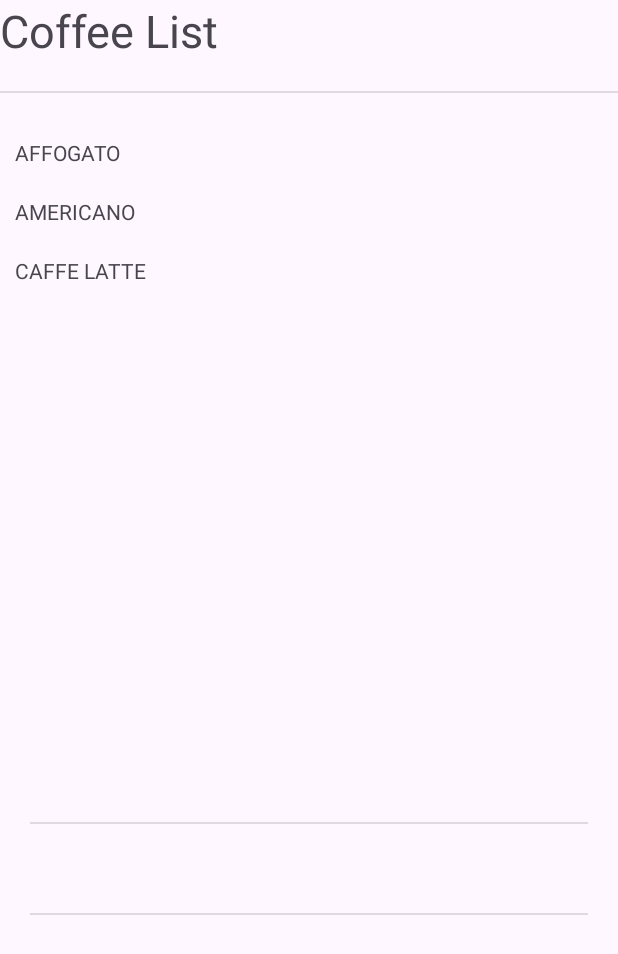
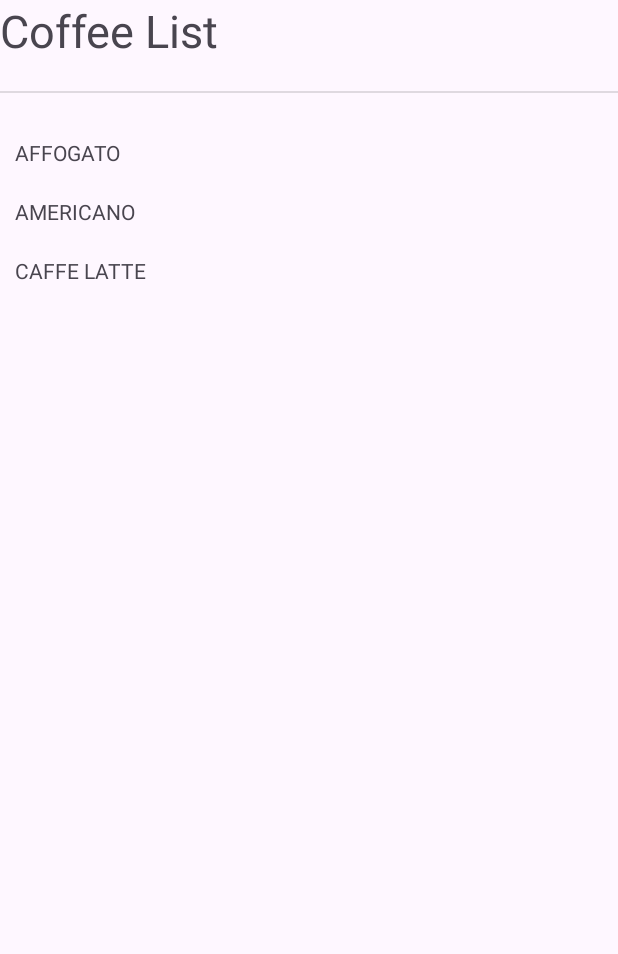
Before and after one commit to DikaraBintang/LAB_WEEK_03, an Android app: the screen it shows after launch (MainActivity), on a phone screen of 412 x 824 dp. Shown: the top 954 px of the screen. Run offline under Robolectric (Android 15) with nearby library versions, the phone set to English and light mode, and no system bars.

Commit message:
Commit No. 3 – use dynamic fragment

```diff
--- a/app/build.gradle.kts
+++ b/app/build.gradle.kts
@@ -45,4 +45,8 @@ dependencies {
     testImplementation(libs.junit)
     androidTestImplementation(libs.androidx.junit)
     androidTestImplementation(libs.androidx.espresso.core)
+    implementation("androidx.navigation:navigation-fragment-ktx:2.8.2")
+    implementation("androidx.navigation:navigation-ui-ktx:2.8.2")
+
+
 }
--- a/app/src/main/java/com/example/lab_week_03/ListFragment.kt
+++ b/app/src/main/java/com/example/lab_week_03/ListFragment.kt
@@ -20,7 +20,7 @@ private const val ARG_PARAM2 = "param2"
 class ListFragment : Fragment(), View.OnClickListener{
     private var param1: String? = null
     private var param2: String? = null
-    private lateinit var coffeeListener: CoffeeListener;
+    private lateinit var coffeeListener: CoffeeListener
     override fun onAttach(context: Context) {
         super.onAttach(context)
         if(context is CoffeeListener){
--- a/app/src/main/java/com/example/lab_week_03/MainActivity.kt
+++ b/app/src/main/java/com/example/lab_week_03/MainActivity.kt
@@ -2,33 +2,51 @@
 package com.example.lab_week_03
 
 import android.os.Bundle
-import android.util.Log
+
 import androidx.activity.enableEdgeToEdge
 import androidx.appcompat.app.AppCompatActivity
 import androidx.core.view.ViewCompat
 import androidx.core.view.WindowInsetsCompat
+import androidx.fragment.app.FragmentContainerView
+
 
 interface CoffeeListener {
     fun onSelected(id: Int)
 }
 
-class MainActivity :AppCompatActivity(), CoffeeListener{
+class MainActivity : AppCompatActivity(), CoffeeListener{
     override fun onCreate(savedInstanceState: Bundle?) {
         super.onCreate(savedInstanceState)
         enableEdgeToEdge()
         setContentView(R.layout.activity_main)
-        ViewCompat.setOnApplyWindowInsetsListener(findViewById(R.id.main)) { v,
-                                                                             insets ->
+        ViewCompat.setOnApplyWindowInsetsListener(findViewById(R.id.fragment_container)) { v, insets ->
             val systemBars = insets.getInsets(WindowInsetsCompat.Type.systemBars())
             v.setPadding(systemBars.left, systemBars.top, systemBars.right,
                 systemBars.bottom)
             insets
         }
+        if(savedInstanceState == null){
+            findViewById<FragmentContainerView>(R.id.fragment_container).let{
+                    containerLayout ->
+                val listFragment = ListFragment()
+                supportFragmentManager.beginTransaction()
+                    .add(containerLayout.id, listFragment)
+                    .commit()
+            }
+        }
     }
     override fun onSelected(id: Int){
-        val detailFragment = supportFragmentManager
-            .findFragmentById(R.id.fragment_detail)
-                as DetailFragment
-        detailFragment.setCoffeeData(id)
+// val detailFragment = supportFragmentManager
+// .findFragmentById(R.id.fragment_detail)
+// as DetailFragment
+// detailFragment.setCoffeeData(id)
+        findViewById<FragmentContainerView>(R.id.fragment_container).let{
+                containerLayout ->
+            val detailFragment = DetailFragment.newInstance(id)
+            supportFragmentManager.beginTransaction()
+                .replace(containerLayout.id, detailFragment)
+                .addToBackStack(null)
+                .commit()
+        }
     }
 }
--- a/app/src/main/res/layout/activity_main.xml
+++ b/app/src/main/res/layout/activity_main.xml
@@ -1,28 +1,8 @@
 <?xml version="1.0" encoding="utf-8"?>
-<LinearLayout
-    xmlns:android="http://schemas.android.com/apk/res/android"
-    xmlns:app="http://schemas.android.com/apk/res-auto"
-    xmlns:tools="http://schemas.android.com/tools"
-    android:id="@+id/main"
-    android:layout_width="match_parent"
-    android:layout_height="match_parent"
-    android:orientation="vertical"
-    tools:context=".MainActivity">
+
+
     <androidx.fragment.app.FragmentContainerView
-        android:id="@+id/fragment_list"
-        android:name="com.example.lab_week_03.ListFragment"
-        android:layout_width="match_parent"
-        android:layout_height="0dp"
-        android:layout_weight="2" />
-    <View
-        android:layout_width="match_parent"
-        android:layout_height="1dp"
-        android:layout_marginHorizontal="20dp"
-        android:background="?android:attr/dividerVertical" />
-    <androidx.fragment.app.FragmentContainerView
-        android:id="@+id/fragment_detail"
-        android:name="com.example.lab_week_03.DetailFragment"
-        android:layout_width="match_parent"
-        android:layout_height="0dp"
-        android:layout_weight="1" />
-</LinearLayout>
+        xmlns:android="http://schemas.android.com/apk/res/android"
+        android:id="@+id/fragment_container"
+        android:layout_height="match_parent"
+        android:layout_width="match_parent"/>
```
Also changed, not shown: app/src/main/java/com/example/lab_week_03/DetailFragment.kt (+9 -13 lines).
